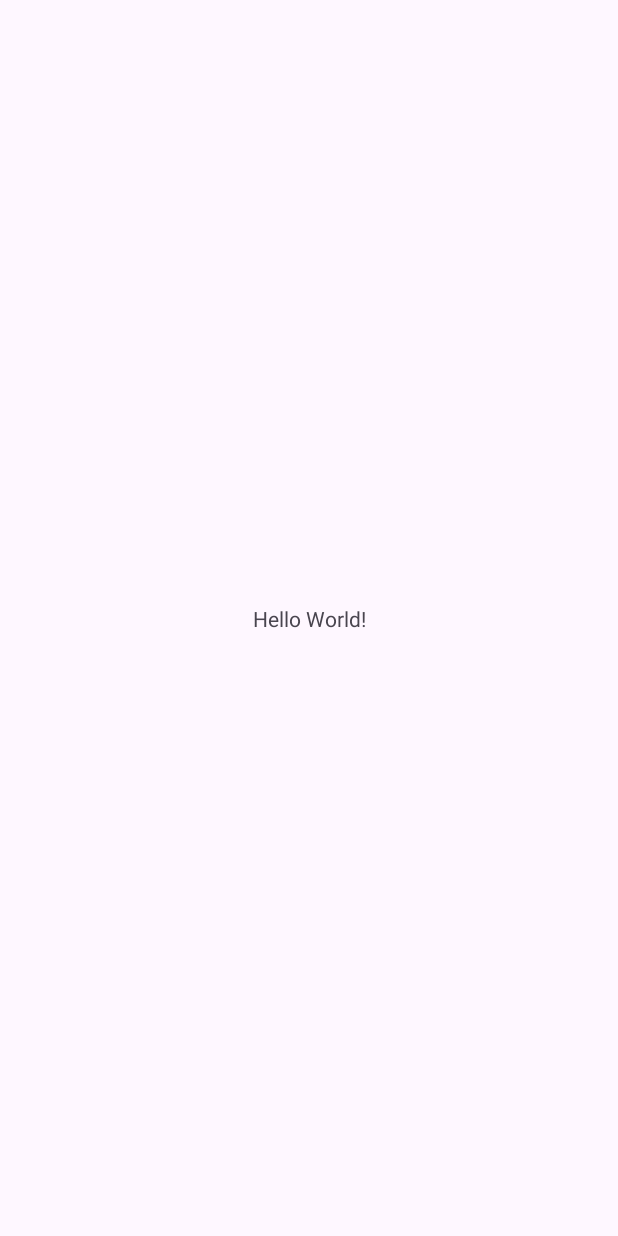
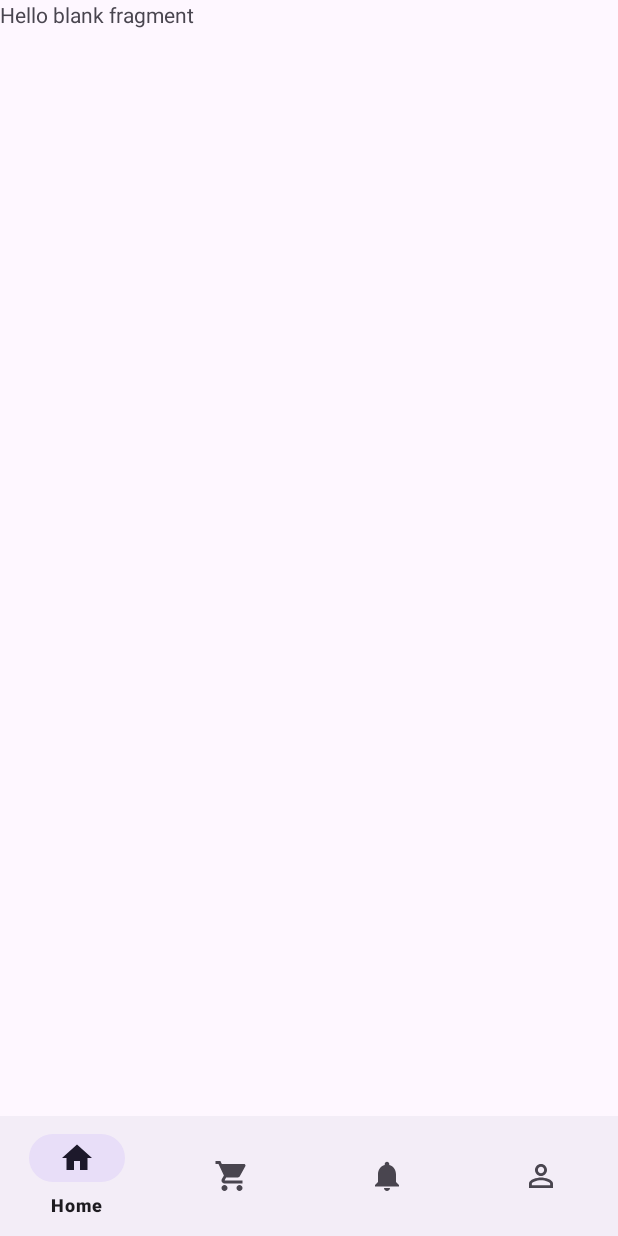
Before and after one commit to sinhdo/DuAnThucTap, an Android app: the screen it shows after launch (MainActivity), on a phone screen of 412 x 824 dp. Before the commit the screen is almost empty. Run offline under Robolectric (Android 15) with nearby library versions, the phone set to English and light mode, and no system bars.

Commit message:
thanh_bottom,chitietsp

```diff
--- a/app/build.gradle
+++ b/app/build.gradle
@@ -22,6 +22,9 @@ android {
             proguardFiles getDefaultProguardFile('proguard-android-optimize.txt'), 'proguard-rules.pro'
         }
     }
+    buildFeatures{
+        viewBinding true
+    }
     compileOptions {
         sourceCompatibility JavaVersion.VERSION_1_8
         targetCompatibility JavaVersion.VERSION_1_8
--- a/app/src/main/AndroidManifest.xml
+++ b/app/src/main/AndroidManifest.xml
@@ -13,6 +13,9 @@
         android:theme="@style/Theme.DuAnThuTap"
         tools:targetApi="31">
         <activity
+            android:name=".activity.ChiTietSanPhamActivity"
+            android:exported="false" />
+        <activity
             android:name=".activity.SignUpActivity"
             android:exported="false" />
         <activity
--- a/app/src/main/java/com/example/duanthutap/MainActivity.java
+++ b/app/src/main/java/com/example/duanthutap/MainActivity.java
@@ -1,14 +1,62 @@
 package com.example.duanthutap;
+
 
 import androidx.appcompat.app.AppCompatActivity;
 
+import androidx.fragment.app.Fragment;
+import androidx.fragment.app.FragmentManager;
+import androidx.fragment.app.FragmentTransaction;
+
+
+
 import android.os.Bundle;
 
+import android.widget.FrameLayout;
+import com.example.duanthutap.databinding.ActivityMainBinding;
+
+import com.example.duanthutap.fragment.CartFragment;
+import com.example.duanthutap.fragment.HomeFragment;
+import com.example.duanthutap.fragment.NotificationFragment;
+import com.example.duanthutap.fragment.ProfileFragment;
+
+
 public class MainActivity extends AppCompatActivity {
+    ActivityMainBinding binding;
+    FrameLayout frameLayout;
+    FragmentManager fragmentManager;
 
     @Override
     protected void onCreate(Bundle savedInstanceState) {
         super.onCreate(savedInstanceState);
-        setContentView(R.layout.activity_main);
+        binding = ActivityMainBinding.inflate(getLayoutInflater());
+        setContentView(binding.getRoot());
+        fragmentManager = getSupportFragmentManager();
+        HomeFragment homeFragment =new HomeFragment();
+        fragmentManager.beginTransaction().replace(R.id.frame_layout,homeFragment).commit();
+        binding.bottomNavigationView.setOnItemSelectedListener(item -> {
+            int id = item.getItemId();
+
+            if (id == R.id.home) {
+                replaceFragment(new HomeFragment());
+            } else if (id == R.id.cart) {
+                replaceFragment(new CartFragment());
+            }else if(id==R.id.notification){
+                replaceFragment(new NotificationFragment());
+            }
+
+            else if (id == R.id.profile) {
+                replaceFragment(new ProfileFragment());
+            }else {
+                replaceFragment(new HomeFragment());
+            }
+            return true;
+        });
+    }
+    private void replaceFragment(Fragment fragment) {
+        fragmentManager = getSupportFragmentManager();
+        FragmentTransaction fragmentTransaction = fragmentManager.beginTransaction();
+        fragmentTransaction.replace(R.id.frame_layout, fragment);
+        fragmentTransaction.commit();
+        //thu
     }
 }
--- /dev/null
+++ b/app/src/main/java/com/example/duanthutap/fragment/HomeFragment.java
@@ -0,0 +1,40 @@
+package com.example.duanthutap.fragment;
+
+import android.os.Bundle;
+
+import androidx.fragment.app.Fragment;
+
+import android.view.LayoutInflater;
+import android.view.View;
+import android.view.ViewGroup;
+
+import com.example.duanthutap.R;
+
+/**
+ * A simple {@link Fragment} subclass.
+ * Use the {@link HomeFragment#newInstance} factory method to
+ * create an instance of this fragment.
+ */
+public class HomeFragment extends Fragment {
+
+
+    public HomeFragment() {
+        // Required empty public constructor
+    }
+    public static HomeFragment newInstance() {
+        HomeFragment fragment = new HomeFragment();
+        return fragment;
+    }
+
+    @Override
+    public void onCreate(Bundle savedInstanceState) {
+        super.onCreate(savedInstanceState);
+    }
+
+    @Override
+    public View onCreateView(LayoutInflater inflater, ViewGroup container,
+                             Bundle savedInstanceState) {
+        // Inflate the layout for this fragment
+        return inflater.inflate(R.layout.fragment_home, container, false);
+    }
+}
--- /dev/null
+++ b/app/src/main/res/drawable/baseline_home_24.xml
@@ -0,0 +1,5 @@
+<vector android:height="24dp" android:tint="#000000"
+    android:viewportHeight="24" android:viewportWidth="24"
+    android:width="24dp" xmlns:android="http://schemas.android.com/apk/res/android">
+    <path android:fillColor="@android:color/white" android:pathData="M10,20v-6h4v6h5v-8h3L12,3 2,12h3v8z"/>
+</vector>
--- /dev/null
+++ b/app/src/main/res/drawable/baseline_notifications_24.xml
@@ -0,0 +1,5 @@
+<vector android:height="24dp" android:tint="#000000"
+    android:viewportHeight="24" android:viewportWidth="24"
+    android:width="24dp" xmlns:android="http://schemas.android.com/apk/res/android">
+    <path android:fillColor="@android:color/white" android:pathData="M12,22c1.1,0 2,-0.9 2,-2h-4c0,1.1 0.89,2 2,2zM18,16v-5c0,-3.07 -1.64,-5.64 -4.5,-6.32L13.5,4c0,-0.83 -0.67,-1.5 -1.5,-1.5s-1.5,0.67 -1.5,1.5v0.68C7.63,5.36 6,7.92 6,11v5l-2,2v1h16v-1l-2,-2z"/>
+</vector>
--- /dev/null
+++ b/app/src/main/res/drawable/baseline_perm_identity_24.xml
@@ -0,0 +1,5 @@
+<vector android:height="24dp" android:tint="#000000"
+    android:viewportHeight="24" android:viewportWidth="24"
+    android:width="24dp" xmlns:android="http://schemas.android.com/apk/res/android">
+    <path android:fillColor="@android:color/white" android:pathData="M12,5.9c1.16,0 2.1,0.94 2.1,2.1s-0.94,2.1 -2.1,2.1S9.9,9.16 9.9,8s0.94,-2.1 2.1,-2.1m0,9c2.97,0 6.1,1.46 6.1,2.1v1.1L5.9,18.1L5.9,17c0,-0.64 3.13,-2.1 6.1,-2.1M12,4C9.79,4 8,5.79 8,8s1.79,4 4,4 4,-1.79 4,-4 -1.79,-4 -4,-4zM12,13c-2.67,0 -8,1.34 -8,4v3h16v-3c0,-2.66 -5.33,-4 -8,-4z"/>
+</vector>
--- /dev/null
+++ b/app/src/main/res/drawable/baseline_shopping_cart_24.xml
@@ -0,0 +1,5 @@
+<vector android:height="24dp" android:tint="#000000"
+    android:viewportHeight="24" android:viewportWidth="24"
+    android:width="24dp" xmlns:android="http://schemas.android.com/apk/res/android">
+    <path android:fillColor="@android:color/white" android:pathData="M7,18c-1.1,0 -1.99,0.9 -1.99,2S5.9,22 7,22s2,-0.9 2,-2 -0.9,-2 -2,-2zM1,2v2h2l3.6,7.59 -1.35,2.45c-0.16,0.28 -0.25,0.61 -0.25,0.96 0,1.1 0.9,2 2,2h12v-2L7.42,15c-0.14,0 -0.25,-0.11 -0.25,-0.25l0.03,-0.12 0.9,-1.63h7.45c0.75,0 1.41,-0.41 1.75,-1.03l3.58,-6.49c0.08,-0.14 0.12,-0.31 0.12,-0.48 0,-0.55 -0.45,-1 -1,-1L5.21,4l-0.94,-2L1,2zM17,18c-1.1,0 -1.99,0.9 -1.99,2s0.89,2 1.99,2 2,-0.9 2,-2 -0.9,-2 -2,-2z"/>
+</vector>
--- a/app/src/main/res/layout/activity_main.xml
+++ b/app/src/main/res/layout/activity_main.xml
@@ -6,13 +6,24 @@
     android:layout_height="match_parent"
     tools:context=".MainActivity">
 
-    <TextView
-        android:layout_width="wrap_content"
+    <FrameLayout
+        android:id="@+id/frame_layout"
+        android:layout_width="0dp"
+        android:layout_height="0dp"
+        app:layout_constraintBottom_toTopOf="@id/bottomNavigationView"
+        app:layout_constraintEnd_toEndOf="parent"
+        app:layout_constraintTop_toTopOf="parent"
+        app:layout_constraintStart_toStartOf="parent">
+
+    </FrameLayout>
+
+    <com.google.android.material.bottomnavigation.BottomNavigationView
+        android:id="@+id/bottomNavigationView"
+        android:layout_width="match_parent"
         android:layout_height="wrap_content"
-        android:text="Hello World!"
         app:layout_constraintBottom_toBottomOf="parent"
         app:layout_constraintEnd_toEndOf="parent"
         app:layout_constraintStart_toStartOf="parent"
-        app:layout_constraintTop_toTopOf="parent" />
-
+        app:menu="@menu/menu"
+        />
 </androidx.constraintlayout.widget.ConstraintLayout>
--- /dev/null
+++ b/app/src/main/res/layout/fragment_home.xml
@@ -0,0 +1,14 @@
+<?xml version="1.0" encoding="utf-8"?>
+<FrameLayout xmlns:android="http://schemas.android.com/apk/res/android"
+    xmlns:tools="http://schemas.android.com/tools"
+    android:layout_width="match_parent"
+    android:layout_height="match_parent"
+    tools:context=".fragment.HomeFragment">
+
+    <!-- TODO: Update blank fragment layout -->
+    <TextView
+        android:layout_width="match_parent"
+        android:layout_height="match_parent"
+        android:text="@string/hello_blank_fragment" />
+
+</FrameLayout>
--- /dev/null
+++ b/app/src/main/res/menu/menu.xml
@@ -0,0 +1,25 @@
+<?xml version="1.0" encoding="utf-8"?>
+<menu xmlns:android="http://schemas.android.com/apk/res/android">
+    <group android:checkableBehavior="single">
+        <item
+            android:id="@+id/home"
+            android:icon="@drawable/baseline_home_24"
+            android:title="Home" />
+
+        <item
+            android:id="@+id/cart"
+            android:icon="@drawable/baseline_shopping_cart_24"
+            android:title="Giỏ hàng" />
+
+        <item
+            android:id="@+id/notification"
+            android:icon="@drawable/baseline_notifications_24"
+            android:title="Thông báo" />
+
+
+        <item
+            android:id="@+id/profile"
+            android:icon="@drawable/baseline_perm_identity_24"
+            android:title="Tài Khoản" />
+    </group>
+</menu>
--- a/app/src/main/res/values/strings.xml
+++ b/app/src/main/res/values/strings.xml
@@ -1,3 +1,5 @@
 <resources>
     <string name="app_name">DuAnThuTap</string>
+    <!-- TODO: Remove or change this placeholder text -->
+    <string name="hello_blank_fragment">Hello blank fragment</string>
 </resources>
```
Also changed, not shown: app/src/main/java/com/example/duanthutap/activity/ChiTietSanPhamActivity.java (added, +16 -0 lines), app/src/main/java/com/example/duanthutap/fragment/CartFragment.java (added, +43 -0 lines), app/src/main/java/com/example/duanthutap/fragment/NotificationFragment.java (added, +38 -0 lines), app/src/main/java/com/example/duanthutap/fragment/ProfileFragment.java (added, +39 -0 lines), app/src/main/res/layout/activity_chi_tiet_san_pham.xml (added, +62 -0 lines), app/src/main/res/layout/fragment_cart.xml (added, +14 -0 lines), app/src/main/res/layout/fragment_notification.xml (added, +14 -0 lines), app/src/main/res/layout/fragment_profile.xml (added, +14 -0 lines).
